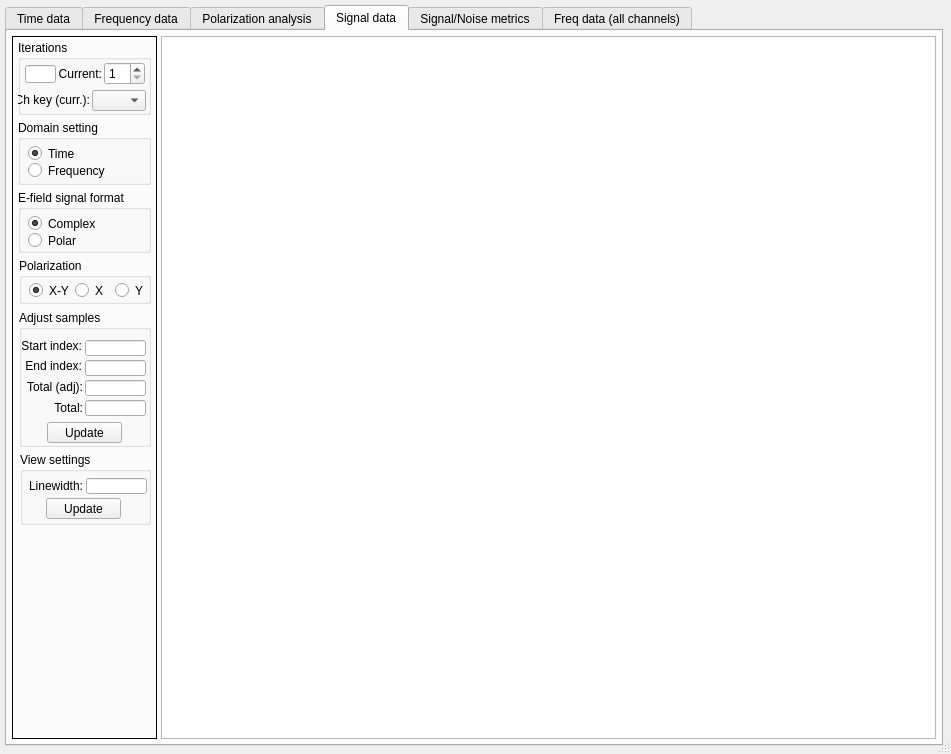
Above: source/syslab_gui_files/OpticalDataViewer.ui from marc-verreault/systemlab-design before the change. Below: the same form after it.
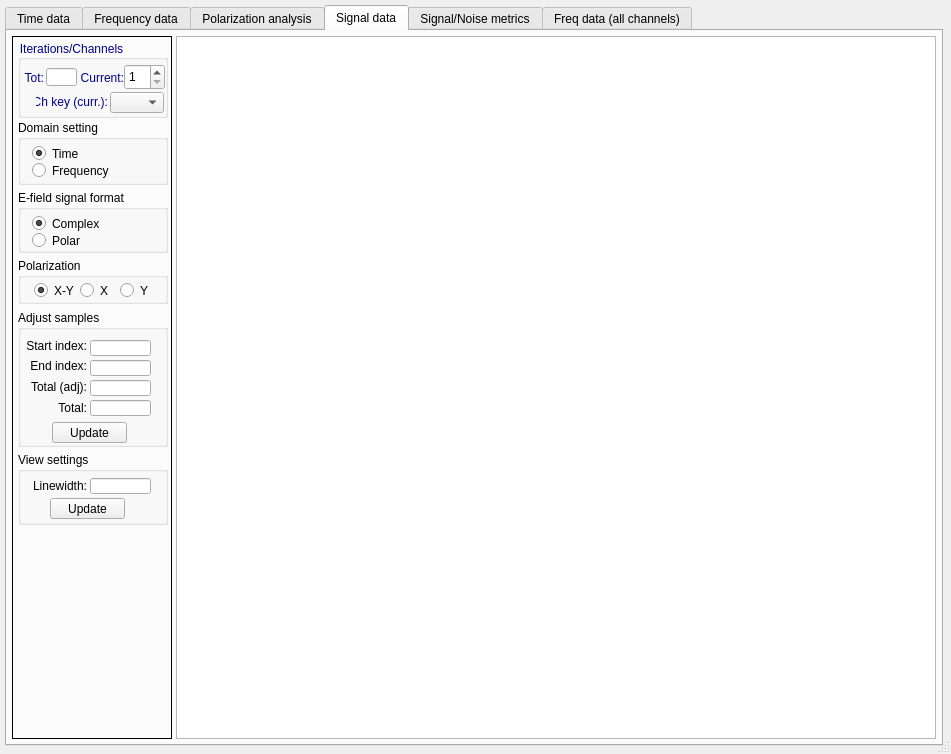
That is the form after the change. The open tabs and pages were chosen to show the change. Icons and pictures are not drawn.

Diff of the .ui file:
```diff
--- a/source/syslab_gui_files/OpticalDataViewer.ui
+++ b/source/syslab_gui_files/OpticalDataViewer.ui
@@ -3063,7 +3063,7 @@
          </property>
          <property name="minimumSize">
           <size>
-           <width>145</width>
+           <width>160</width>
            <height>280</height>
           </size>
          </property>
@@ -3078,7 +3078,7 @@
            <rect>
             <x>6</x>
             <y>84</y>
-            <width>133</width>
+            <width>150</width>
             <height>65</height>
            </rect>
           </property>
@@ -3088,7 +3088,7 @@
           <widget class="QRadioButton" name="radioButtonSigFreq">
            <property name="geometry">
             <rect>
-             <x>10</x>
+             <x>14</x>
              <y>42</y>
              <width>91</width>
              <height>17</height>
@@ -3104,7 +3104,7 @@
           <widget class="QRadioButton" name="radioButtonSigTime">
            <property name="geometry">
             <rect>
-             <x>10</x>
+             <x>14</x>
              <y>25</y>
              <width>68</width>
              <height>17</height>
@@ -3123,20 +3123,23 @@
            <rect>
             <x>6</x>
             <y>4</y>
-            <width>133</width>
-            <height>75</height>
+            <width>150</width>
+            <height>78</height>
            </rect>
           </property>
+          <property name="styleSheet">
+           <string notr="true">QGroupBox:title {color: darkBlue;}</string>
+          </property>
           <property name="title">
-           <string>Iterations</string>
+           <string>Iterations/Channels</string>
           </property>
           <widget class="QSpinBox" name="spinBoxSignalData">
            <property name="geometry">
             <rect>
-             <x>86</x>
-             <y>22</y>
+             <x>106</x>
+             <y>24</y>
              <width>41</width>
-             <height>23</height>
+             <height>26</height>
             </rect>
            </property>
            <property name="readOnly">
@@ -3155,12 +3158,15 @@
           <widget class="QLineEdit" name="totalIterationsSignalData">
            <property name="geometry">
             <rect>
-             <x>7</x>
-             <y>25</y>
+             <x>28</x>
+             <y>28</y>
              <width>31</width>
              <height>18</height>
             </rect>
            </property>
+           <property name="styleSheet">
+            <string notr="true">QLineEdit{color: darkBlue}</string>
+           </property>
            <property name="readOnly">
             <bool>true</bool>
            </property>
@@ -3168,8 +3174,8 @@
           <widget class="QLabel" name="label_13">
            <property name="geometry">
             <rect>
-             <x>38</x>
-             <y>26</y>
+             <x>60</x>
+             <y>30</y>
              <width>46</width>
              <height>16</height>
             </rect>
@@ -3177,6 +3183,9 @@
            <property name="layoutDirection">
             <enum>Qt::RightToLeft</enum>
            </property>
+           <property name="styleSheet">
+            <string notr="true">QLabel{color: darkBlue}</string>
+           </property>
            <property name="text">
             <string>Current:</string>
            </property>
@@ -3187,8 +3196,8 @@
           <widget class="QLabel" name="label_79">
            <property name="geometry">
             <rect>
-             <x>0</x>
-             <y>52</y>
+             <x>18</x>
+             <y>54</y>
              <width>72</width>
              <height>16</height>
             </rect>
@@ -3196,6 +3205,9 @@
            <property name="layoutDirection">
             <enum>Qt::RightToLeft</enum>
            </property>
+           <property name="styleSheet">
+            <string notr="true">QLabel{color: darkBlue}</string>
+           </property>
            <property name="text">
             <string>Ch key (curr.):</string>
            </property>
@@ -3206,8 +3218,8 @@
           <widget class="QComboBox" name="waveKeyListSignalData">
            <property name="geometry">
             <rect>
-             <x>74</x>
-             <y>50</y>
+             <x>92</x>
+             <y>52</y>
              <width>54</width>
              <height>21</height>
             </rect>
@@ -3228,13 +3240,35 @@
             <number>10</number>
            </property>
           </widget>
+          <widget class="QLabel" name="label_91">
+           <property name="geometry">
+            <rect>
+             <x>-2</x>
+             <y>30</y>
+             <width>28</width>
+             <height>16</height>
+            </rect>
+           </property>
+           <property name="layoutDirection">
+            <enum>Qt::RightToLeft</enum>
+           </property>
+           <property name="styleSheet">
+            <string notr="true">QLabel{color: darkBlue}</string>
+           </property>
+           <property name="text">
+            <string>Tot:</string>
+           </property>
+           <property name="alignment">
+            <set>Qt::AlignRight|Qt::AlignTrailing|Qt::AlignVCenter</set>
+           </property>
+          </widget>
          </widget>
          <widget class="QGroupBox" name="groupBox_26">
           <property name="geometry">
            <rect>
-            <x>7</x>
+            <x>6</x>
             <y>274</y>
-            <width>132</width>
+            <width>150</width>
             <height>137</height>
            </rect>
           </property>
@@ -3244,7 +3278,7 @@
           <widget class="QLineEdit" name="totalSamplesSignalData">
            <property name="geometry">
             <rect>
-             <x>66</x>
+             <x>72</x>
              <y>90</y>
              <width>61</width>
              <height>16</height>
@@ -3257,7 +3291,7 @@
           <widget class="QLabel" name="label_23">
            <property name="geometry">
             <rect>
-             <x>-1</x>
+             <x>4</x>
              <y>69</y>
              <width>65</width>
              <height>16</height>
@@ -3273,7 +3307,7 @@
           <widget class="QLineEdit" name="minIndexSignalData">
            <property name="geometry">
             <rect>
-             <x>66</x>
+             <x>72</x>
              <y>30</y>
              <width>61</width>
              <height>16</height>
@@ -3283,7 +3317,7 @@
           <widget class="QLineEdit" name="maxIndexSignalData">
            <property name="geometry">
             <rect>
-             <x>66</x>
+             <x>72</x>
              <y>50</y>
              <width>61</width>
              <height>16</height>
@@ -3293,7 +3327,7 @@
           <widget class="QPushButton" name="actionSetIndicesSignalData">
            <property name="geometry">
             <rect>
-             <x>28</x>
+             <x>34</x>
              <y>112</y>
              <width>75</width>
              <height>21</height>
@@ -3306,7 +3340,7 @@
           <widget class="QLabel" name="label_24">
            <property name="geometry">
             <rect>
-             <x>0</x>
+             <x>6</x>
              <y>28</y>
              <width>63</width>
              <height>16</height>
@@ -3322,7 +3356,7 @@
           <widget class="QLabel" name="label_25">
            <property name="geometry">
             <rect>
-             <x>2</x>
+             <x>8</x>
              <y>48</y>
              <width>61</width>
              <height>16</height>
@@ -3338,7 +3372,7 @@
           <widget class="QLineEdit" name="adjustedSamplesSignalData">
            <property name="geometry">
             <rect>
-             <x>66</x>
+             <x>72</x>
              <y>70</y>
              <width>61</width>
              <height>16</height>
@@ -3351,7 +3385,7 @@
           <widget class="QLabel" name="label_74">
            <property name="geometry">
             <rect>
-             <x>21</x>
+             <x>26</x>
              <y>90</y>
              <width>43</width>
              <height>16</height>
@@ -3370,7 +3404,7 @@
            <rect>
             <x>6</x>
             <y>154</y>
-            <width>133</width>
+            <width>150</width>
             <height>63</height>
            </rect>
           </property>
@@ -3380,7 +3414,7 @@
           <widget class="QRadioButton" name="radioButtonPolarSignalData">
            <property name="geometry">
             <rect>
-             <x>10</x>
+             <x>14</x>
              <y>42</y>
              <width>73</width>
              <height>17</height>
@@ -3396,7 +3430,7 @@
           <widget class="QRadioButton" name="radioButtonComplexSignalData">
            <property name="geometry">
             <rect>
-             <x>10</x>
+             <x>14</x>
              <y>25</y>
              <width>84</width>
              <height>17</height>
@@ -3413,9 +3447,9 @@
          <widget class="QGroupBox" name="groupBox_28">
           <property name="geometry">
            <rect>
-            <x>8</x>
+            <x>6</x>
             <y>416</y>
-            <width>131</width>
+            <width>150</width>
             <height>73</height>
            </rect>
           </property>
@@ -3425,7 +3459,7 @@
           <widget class="QLabel" name="label_26">
            <property name="geometry">
             <rect>
-             <x>2</x>
+             <x>8</x>
              <y>26</y>
              <width>61</width>
              <height>16</height>
@@ -3441,7 +3475,7 @@
           <widget class="QLineEdit" name="linewidthSignalData">
            <property name="geometry">
             <rect>
-             <x>66</x>
+             <x>72</x>
              <y>26</y>
              <width>61</width>
              <height>16</height>
@@ -3451,7 +3485,7 @@
           <widget class="QPushButton" name="actionSetLinewidthSignalData">
            <property name="geometry">
             <rect>
-             <x>26</x>
+             <x>32</x>
              <y>46</y>
              <width>75</width>
              <height>21</height>
@@ -3465,9 +3499,9 @@
          <widget class="QGroupBox" name="groupBox_35">
           <property name="geometry">
            <rect>
-            <x>7</x>
+            <x>6</x>
             <y>222</y>
-            <width>132</width>
+            <width>150</width>
             <height>46</height>
            </rect>
           </property>
@@ -3477,7 +3511,7 @@
           <widget class="QRadioButton" name="radioButtonPolXYSignal">
            <property name="geometry">
             <rect>
-             <x>10</x>
+             <x>16</x>
              <y>24</y>
              <width>46</width>
              <height>17</height>
@@ -3493,7 +3527,7 @@
           <widget class="QRadioButton" name="radioButtonPolXSignal">
            <property name="geometry">
             <rect>
-             <x>56</x>
+             <x>62</x>
              <y>24</y>
              <width>34</width>
              <height>17</height>
@@ -3509,7 +3543,7 @@
           <widget class="QRadioButton" name="radioButtonPolYSignal">
            <property name="geometry">
             <rect>
-             <x>96</x>
+             <x>102</x>
              <y>24</y>
              <width>32</width>
              <height>17</height>
```
Left out of the diff: 342 changed lines with no effect on the pictures.
